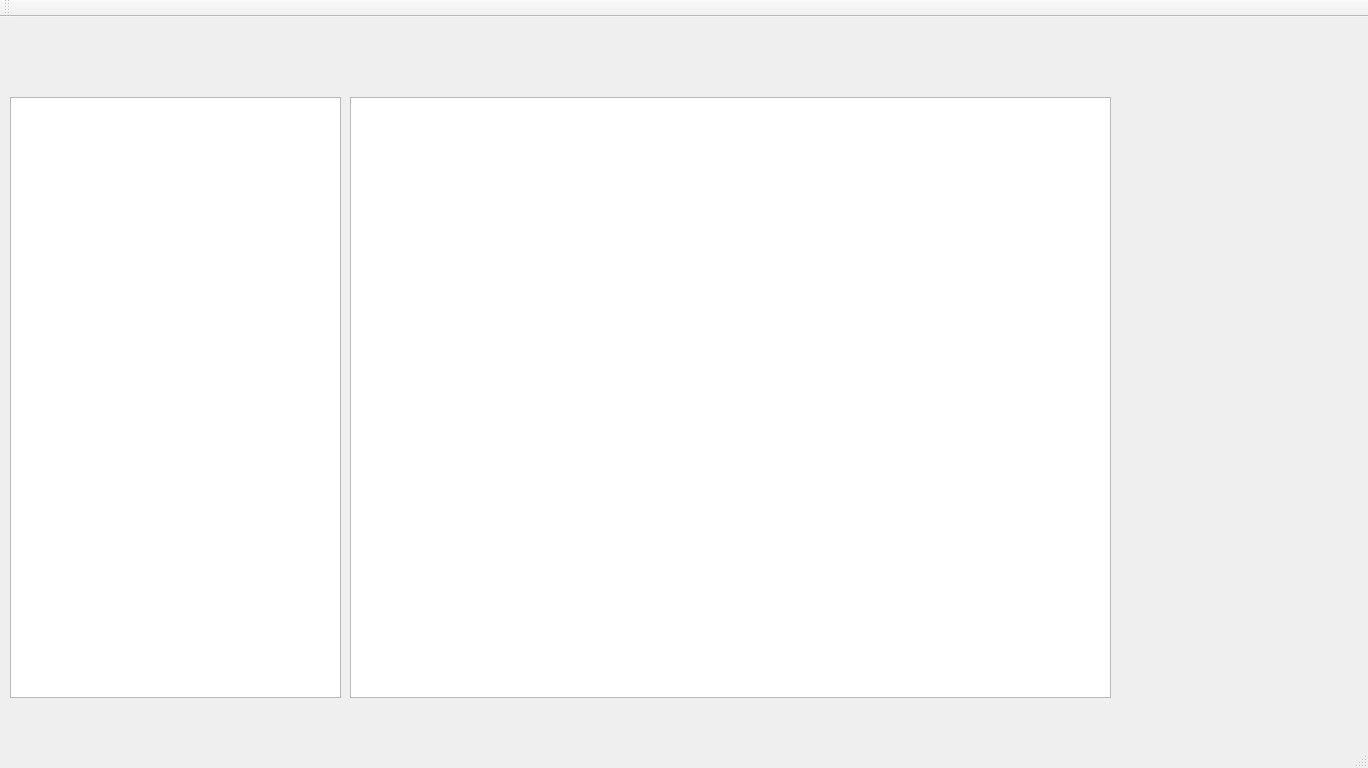
The window that form/armycreator.ui (sjrowlinson/warhammer_army_creator) describes before a commit, drawn with Qt 5.
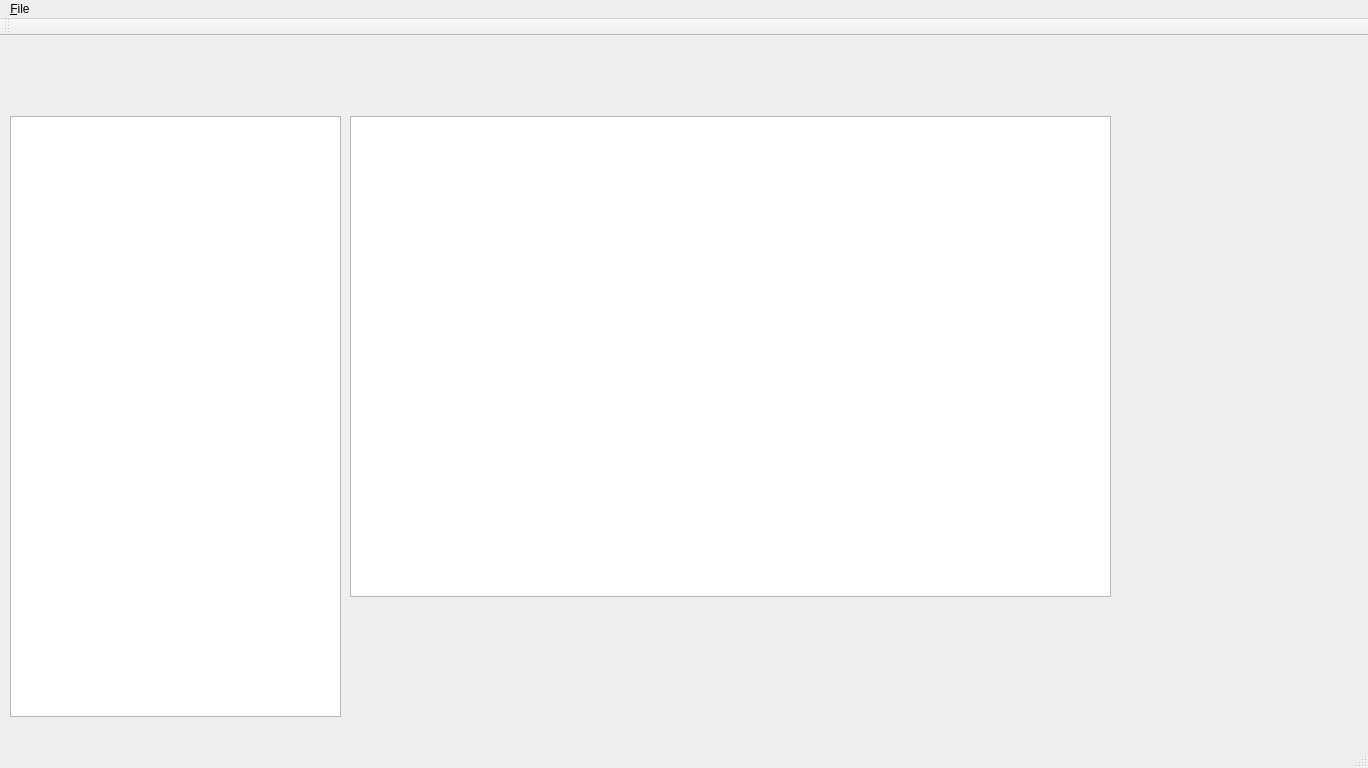
The same window after the commit.

```diff
--- a/form/armycreator.ui
+++ b/form/armycreator.ui
@@ -30,7 +30,7 @@
       <x>350</x>
       <y>80</y>
       <width>761</width>
-      <height>601</height>
+      <height>481</height>
      </rect>
     </property>
    </widget>
@@ -44,6 +44,18 @@
      <height>21</height>
     </rect>
    </property>
+   <widget class="QMenu" name="menu_File">
+    <property name="title">
+     <string>&amp;File</string>
+    </property>
+    <addaction name="actionNew"/>
+    <addaction name="actionOpen"/>
+    <addaction name="actionSave"/>
+    <addaction name="actionSave_As"/>
+    <addaction name="separator"/>
+    <addaction name="actionExit"/>
+   </widget>
+   <addaction name="menu_File"/>
   </widget>
   <widget class="QToolBar" name="mainToolBar">
    <attribute name="toolBarArea">
```
Left out of the diff: 25 changed lines with no effect on the pictures.
